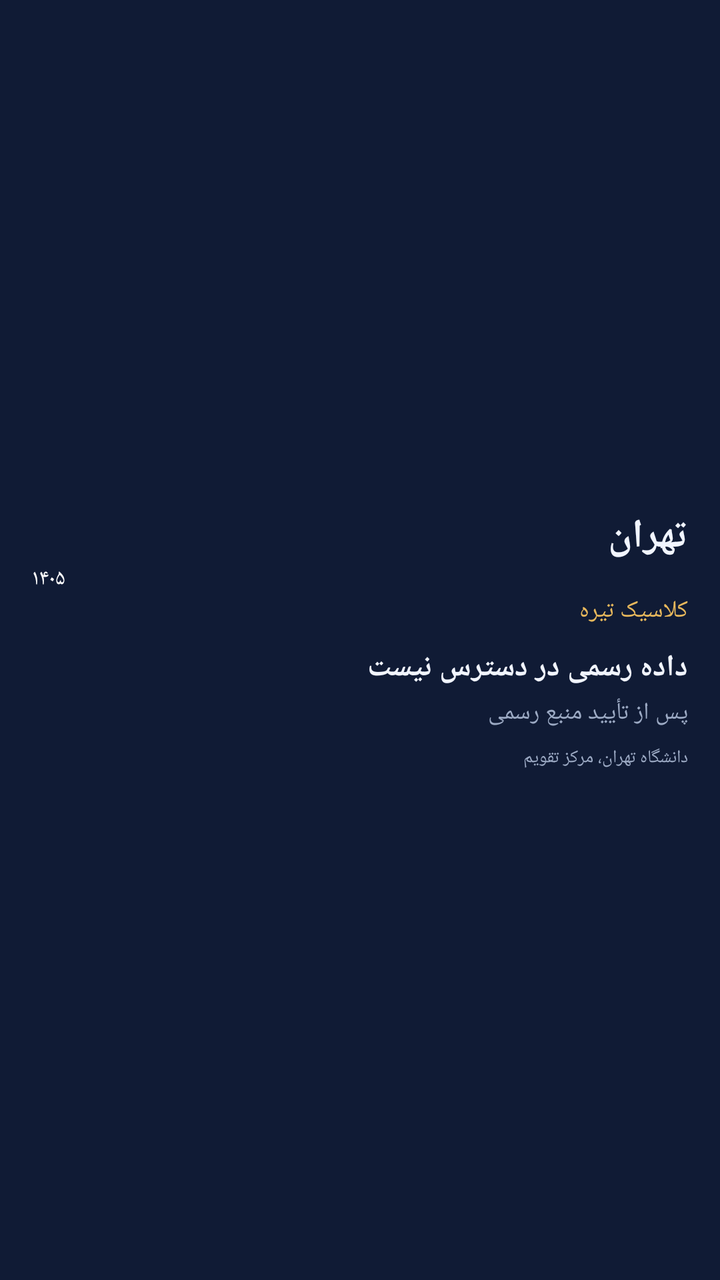
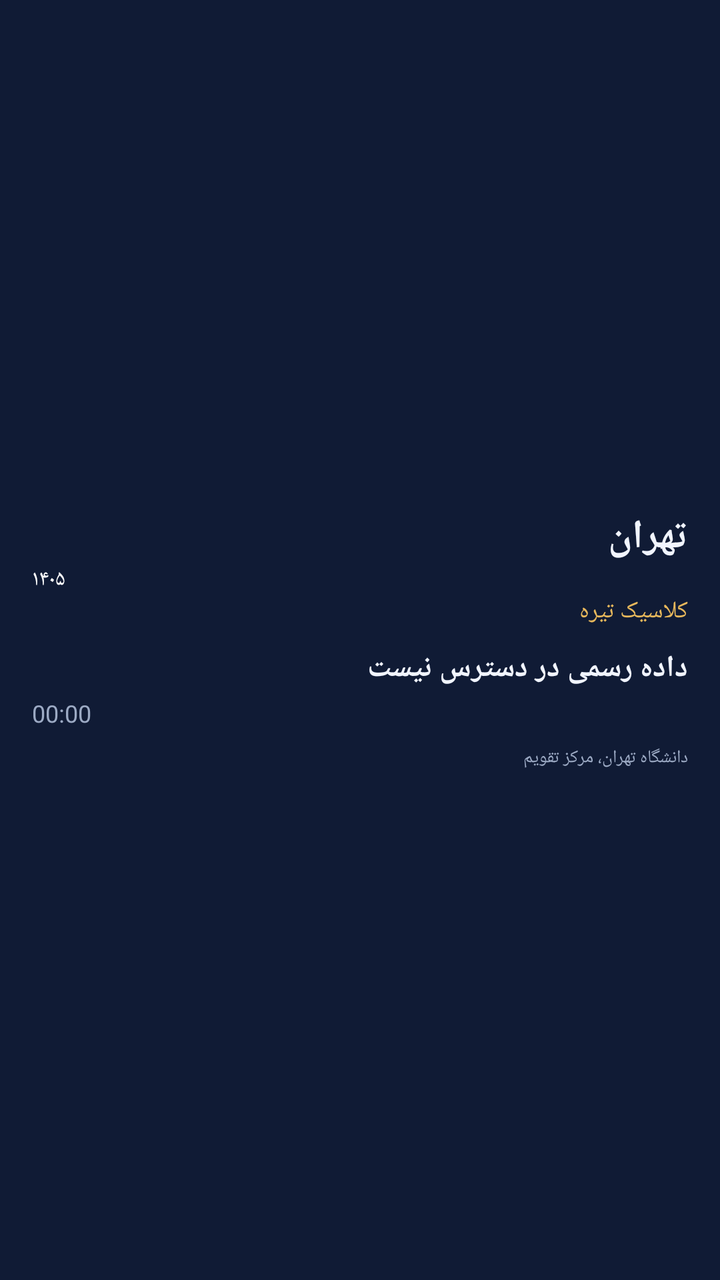

Two renders of the same Android screen: before a commit and after it. Below are the layout's source before the change and the commit's diff.
<!-- AndroidManifest.xml: application theme android:Theme.DeviceDefault.NoActionBar -->
<!-- res/layout/widget_prayer_classic.xml -->
<?xml version="1.0" encoding="utf-8"?>
<LinearLayout xmlns:android="http://schemas.android.com/apk/res/android"
 android:id="@+id/prayer_widget_root" android:layout_width="match_parent" android:layout_height="match_parent"
 android:orientation="vertical" android:gravity="center_vertical" android:padding="16dp"
 android:background="#101B35">
 <TextView android:id="@+id/prayer_city" android:layout_width="match_parent" android:layout_height="wrap_content"
  android:text="تهران" android:textColor="#F1F5FF" android:textSize="20sp" android:textStyle="bold" />
 <TextView android:id="@+id/prayer_date" android:layout_width="match_parent" android:layout_height="wrap_content"
  android:text="۱۴۰۵" android:textColor="#FFFFFF" android:textSize="11sp" />
 <TextView android:layout_width="match_parent" android:layout_height="wrap_content"
  android:text="کلاسیک تیره" android:textColor="#E7B85C" android:textSize="12sp" />
 <TextView android:id="@+id/prayer_status" android:layout_width="match_parent" android:layout_height="wrap_content"
  android:text="داده رسمی در دسترس نیست" android:textColor="#F1F5FF" android:textSize="15sp" android:textStyle="bold"
  android:layout_marginTop="10dp" />
 <TextView android:id="@+id/prayer_next" android:layout_width="match_parent" android:layout_height="wrap_content"
  android:text="پس از تأیید منبع رسمی" android:textColor="#9CAAC4" android:textSize="12sp" android:layout_marginTop="4dp" />
 <TextView android:id="@+id/prayer_source" android:layout_width="match_parent" android:layout_height="wrap_content"
  android:text="دانشگاه تهران، مرکز تقویم" android:textColor="#9CAAC4" android:textSize="9sp" android:layout_marginTop="8dp" />
</LinearLayout>
<!-- resources referenced by this layout -->
<resources>

</resources>

<!-- the commit's change to res/layout/widget_prayer_classic.xml (unified diff, before → after) -->
@@ -12,7 +12,7 @@
  <TextView android:id="@+id/prayer_status" android:layout_width="match_parent" android:layout_height="wrap_content"
   android:text="داده رسمی در دسترس نیست" android:textColor="#F1F5FF" android:textSize="15sp" android:textStyle="bold"
   android:layout_marginTop="10dp" />
- <TextView android:id="@+id/prayer_next" android:layout_width="match_parent" android:layout_height="wrap_content"
+ <Chronometer android:id="@+id/prayer_next" android:layout_width="match_parent" android:layout_height="wrap_content"
   android:text="پس از تأیید منبع رسمی" android:textColor="#9CAAC4" android:textSize="12sp" android:layout_marginTop="4dp" />
  <TextView android:id="@+id/prayer_source" android:layout_width="match_parent" android:layout_height="wrap_content"
   android:text="دانشگاه تهران، مرکز تقویم" android:textColor="#9CAAC4" android:textSize="9sp" android:layout_marginTop="8dp" />
